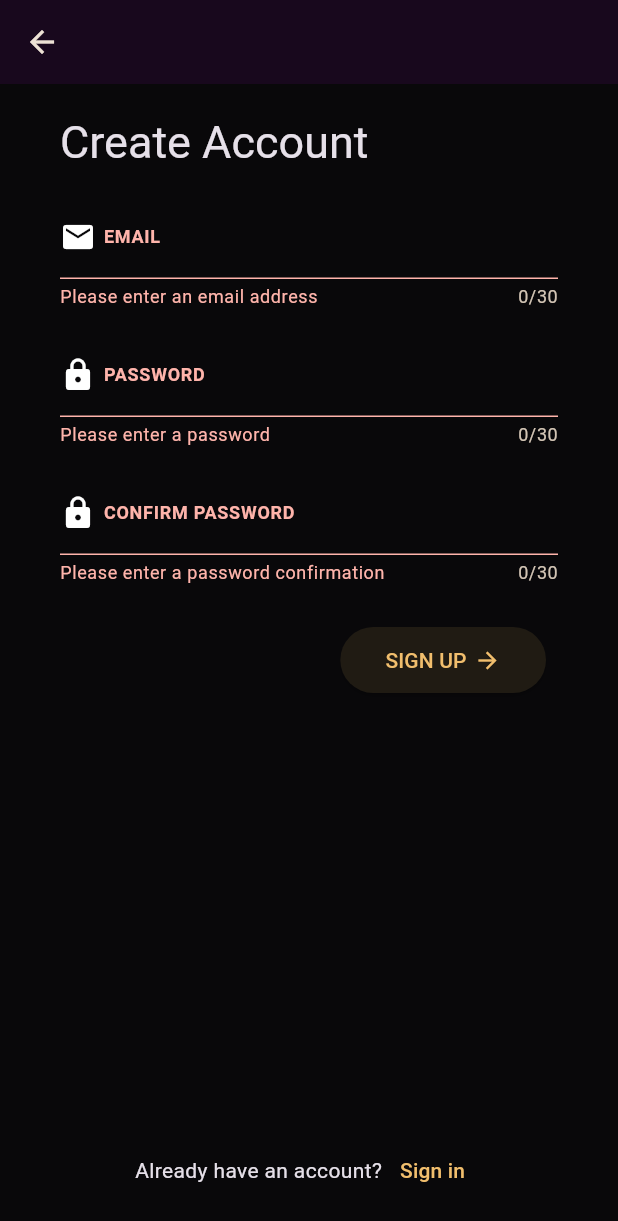
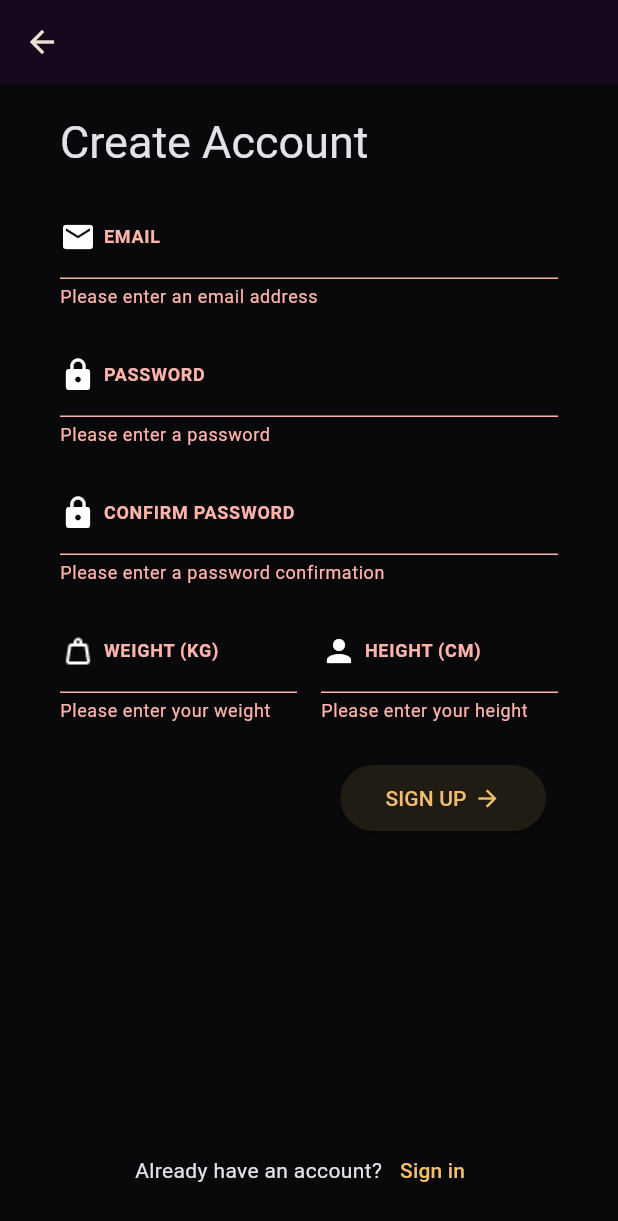
Before and after one commit to IgnacyBerent/Flutter-Workout_App, a Flutter app: the RegisterScreen screen opened directly, after a tap on "SIGN UP", on a phone screen of 412 x 824 dp. Shown: the top 1221 px of the screen. Run offline on Flutter 3.47's test engine with Material 3 defaults, Android fonts, the phone set to English and light mode, and no system bars; our stand-ins replace firebase_core, flutter_svg, google_fonts; accounts and stored records are empty; generated files the repository leaves out were written again.

Commit message:
Adding weight/ height in registration

```diff
--- a/lib/screens/login.dart
+++ b/lib/screens/login.dart
@@ -59,7 +59,6 @@ class _LoginScreenState extends State<LoginScreen> {
               ),
               const SizedBox(height: 18),
               TextFormField(
-                maxLength: 30,
                 decoration: InputDecoration(
                   label: Row(
                     children: [
@@ -90,7 +89,6 @@ class _LoginScreenState extends State<LoginScreen> {
               ),
               const SizedBox(height: 12),
               TextFormField(
-                maxLength: 30,
                 decoration: InputDecoration(
                   label: Row(
                     children: [
--- a/lib/screens/register.dart
+++ b/lib/screens/register.dart
@@ -1,4 +1,5 @@
 import 'package:flutter/material.dart';
+import 'package:flutter_svg/flutter_svg.dart';
 
 class RegisterScreen extends StatefulWidget {
   const RegisterScreen({super.key});
@@ -13,6 +14,8 @@ class _RegisterScreenState extends State<RegisterScreen> {
   final _passwordController = TextEditingController();
   var _enteredEmail = '';
   var _enteredPassword = '';
+  var _enteredWeight = '';
+  var _enteredHeight = '';
 
   void _signUp() {
     FocusScope.of(context).unfocus(); // close keyboard
@@ -58,7 +61,6 @@ class _RegisterScreenState extends State<RegisterScreen> {
               ),
               const SizedBox(height: 16),
               TextFormField(
-                maxLength: 30,
                 decoration: InputDecoration(
                   label: Row(
                     children: [
@@ -97,7 +99,6 @@ class _RegisterScreenState extends State<RegisterScreen> {
               ),
               const SizedBox(height: 16),
               TextFormField(
-                maxLength: 30,
                 controller: _passwordController,
                 decoration: InputDecoration(
                   label: Row(
@@ -144,7 +145,6 @@ class _RegisterScreenState extends State<RegisterScreen> {
               ),
               const SizedBox(height: 16),
               TextFormField(
-                maxLength: 30,
                 decoration: InputDecoration(
                   label: Row(
                     children: [
@@ -174,6 +174,91 @@ class _RegisterScreenState extends State<RegisterScreen> {
                   }
                   return null;
                 },
+              ),
+              const SizedBox(height: 16),
+              Row(
+                children: [
+                  Expanded(
+                    child: TextFormField(
+                      keyboardType: TextInputType.number,
+                      decoration: InputDecoration(
+                        label: Row(
+                          children: [
+                            ColorFiltered(
+                              colorFilter: ColorFilter.mode(
+                                  Theme.of(context).iconTheme.color!,
+                                  BlendMode.srcIn),
+                              child: Image.asset('assets/weight.png'),
+                            ),
+                            const SizedBox(width: 5),
+                            Text(
+                              'WEIGHT (KG)',
+                              style: TextStyle(
+                                fontSize: Theme.of(context)
+                                    .textTheme
+                                    .bodySmall!
+                                    .copyWith(fontSize: 12)
+                                    .fontSize,
+                                fontWeight: FontWeight.bold,
+                              ),
+                            ),
+                          ],
+                        ),
+                      ),
+                      validator: (value) {
+                        if (value == null ||
+                            value.isEmpty ||
+                            double.tryParse(value) == null) {
+                          return 'Please enter your weight';
+                        }
+                        if (200 <= double.parse(value) ||
+                            double.parse(value) <= 20) {
+                          return 'Please enter a valid weight';
+                        }
+                        return null;
+                      },
+                      onSaved: (value) => _enteredWeight = value!,
+                    ),
+                  ),
+                  const SizedBox(width: 16),
+                  Expanded(
+                    child: TextFormField(
+                      keyboardType: TextInputType.number,
+                      decoration: InputDecoration(
+                        label: Row(
+                          children: [
+                            const Icon(Icons.person),
+                            const SizedBox(width: 5),
+                            Text(
+                              'HEIGHT (CM)',
+                              style: TextStyle(
+                                fontSize: Theme.of(context)
+                                    .textTheme
+                                    .bodySmall!
+                                    .copyWith(fontSize: 12)
+                                    .fontSize,
+                                fontWeight: FontWeight.bold,
+                              ),
+                            ),
+                          ],
+                        ),
+                      ),
+                      validator: (value) {
+                        if (value == null ||
+                            value.isEmpty ||
+                            double.tryParse(value) == null) {
+                          return 'Please enter your height';
+                        }
+                        if (200 <= double.parse(value) ||
+                            double.parse(value) <= 20) {
+                          return 'Please enter a valid height';
+                        }
+                        return null;
+                      },
+                      onSaved: (value) => _enteredHeight = value!,
+                    ),
+                  ),
+                ],
               ),
               const SizedBox(height: 18),
               Align(
--- a/pubspec.yaml
+++ b/pubspec.yaml
@@ -37,6 +37,7 @@ dependencies:
   cupertino_icons: ^1.0.2
   firebase_core: ^2.24.2
   google_fonts: ^6.1.0
+  flutter_svg: ^2.0.9
 
 dev_dependencies:
   flutter_test:
@@ -61,7 +62,8 @@ flutter:
   uses-material-design: true
 
   # To add assets to your application, add an assets section, like this:
-  # assets:
+  assets:
+      - assets/weight.png
   #   - images/a_dot_burr.jpeg
   #   - images/a_dot_ham.jpeg
 
```
Also changed, not shown: assets/weight.png (added).
